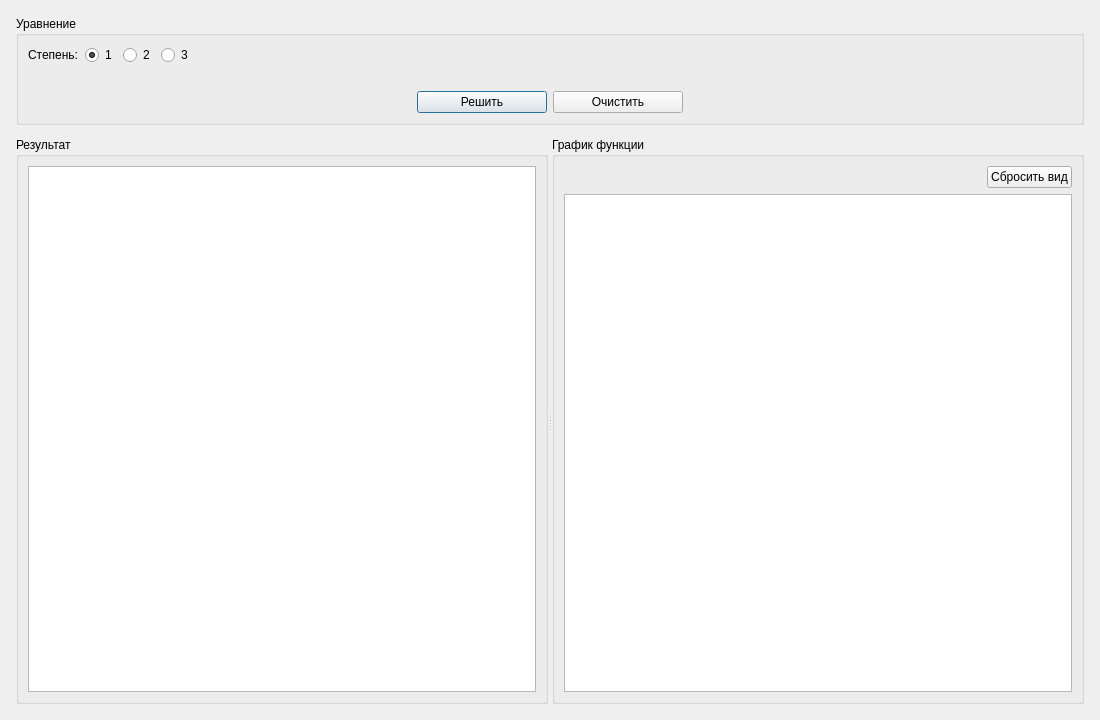
Qt form src/PolynomialSolver.UI/MainWindow.ui (Modi663/PolynomialSolver) before a commit.
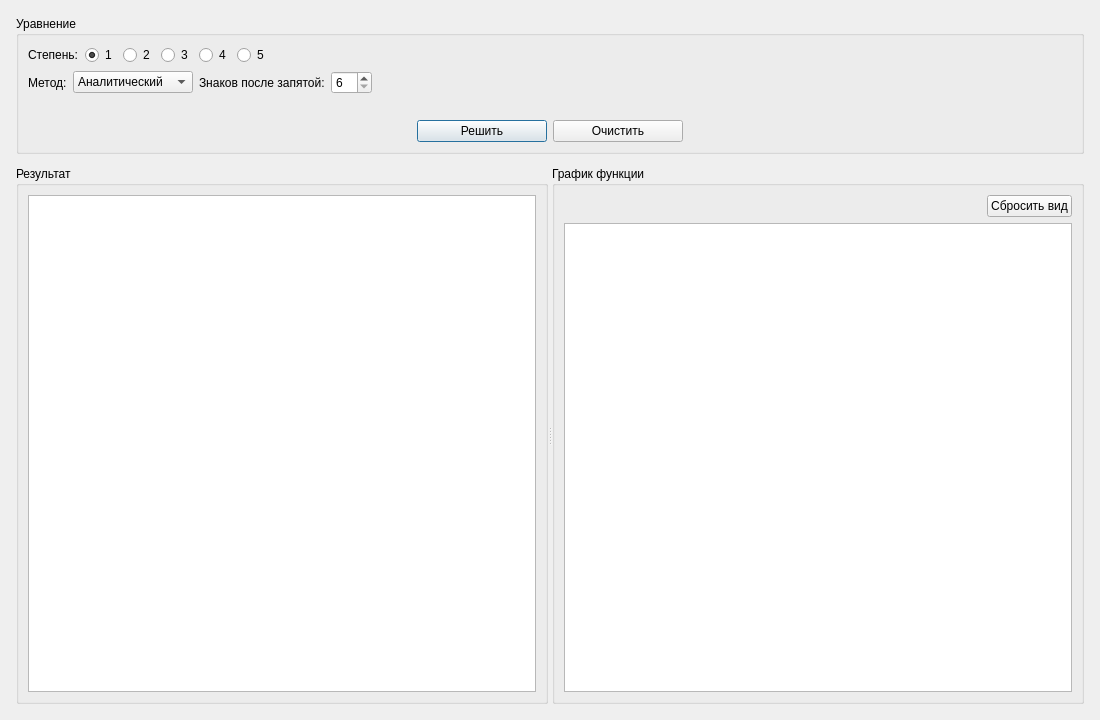
The same form after that commit. Custom widgets are drawn as their Qt base class.

Commit message: feat: добавить бисекцию 1-5 в UI

What changed in the file:
```diff
--- a/src/PolynomialSolver.UI/MainWindow.ui
+++ b/src/PolynomialSolver.UI/MainWindow.ui
@@ -96,6 +96,26 @@
            </attribute>
           </widget>
          </item>
+         <item>
+          <widget class="QRadioButton" name="degreeButton4">
+           <property name="text">
+            <string>4</string>
+           </property>
+           <attribute name="buttonGroup">
+            <string notr="true">degreeGroup</string>
+           </attribute>
+          </widget>
+         </item>
+         <item>
+          <widget class="QRadioButton" name="degreeButton5">
+           <property name="text">
+            <string>5</string>
+           </property>
+           <attribute name="buttonGroup">
+            <string notr="true">degreeGroup</string>
+           </attribute>
+          </widget>
+         </item>
          <item>
           <spacer name="degreeSpacer">
            <property name="orientation">
@@ -111,6 +131,73 @@
          </item>
         </layout>
        </item>
+       <item>
+        <layout class="QHBoxLayout" name="methodLayout" stretch="0,0,0,0,0">
+         <property name="topMargin">
+          <number>0</number>
+         </property>
+         <item>
+          <widget class="QLabel" name="methodLabel">
+           <property name="text">
+            <string>Метод:</string>
+           </property>
+          </widget>
+         </item>
+         <item>
+          <widget class="QComboBox" name="methodComboBox">
+           <property name="minimumSize">
+            <size>
+             <width>120</width>
+             <height>0</height>
+            </size>
+           </property>
+           <property name="editable">
+            <bool>false</bool>
+           </property>
+           <item>
+            <property name="text">
+             <string>Аналитический</string>
+            </property>
+           </item>
+           <item>
+            <property name="text">
+             <string>Бисекция</string>
+            </property>
+           </item>
+          </widget>
+         </item>
+         <item>
+          <widget class="QLabel" name="precisionLabel">
+           <property name="text">
+            <string>Знаков после запятой:</string>
+           </property>
+          </widget>
+         </item>
+         <item>
+          <widget class="QSpinBox" name="decimalPlacesSpinBox">
+           <property name="minimum">
+            <number>6</number>
+           </property>
+           <property name="maximum">
+            <number>15</number>
+           </property>
+          </widget>
+         </item>
+         <item>
+          <spacer name="horizontalSpacer">
+           <property name="orientation">
+            <enum>Qt::Orientation::Horizontal</enum>
+           </property>
+           <property name="sizeHint" stdset="0">
+            <size>
+             <width>40</width>
+             <height>20</height>
+            </size>
+           </property>
+          </spacer>
+         </item>
+        </layout>
+       </item>
        <item>
         <layout class="QHBoxLayout" name="equationLayout">
          <property name="spacing">
```
The commit also changes 3 other files.
